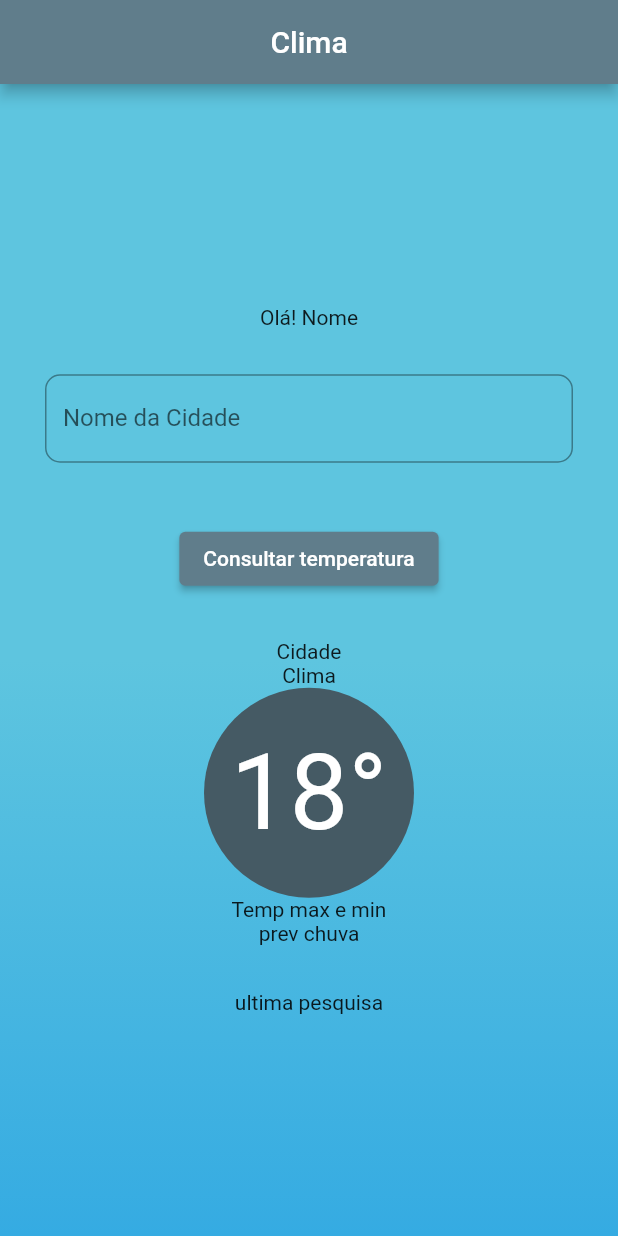
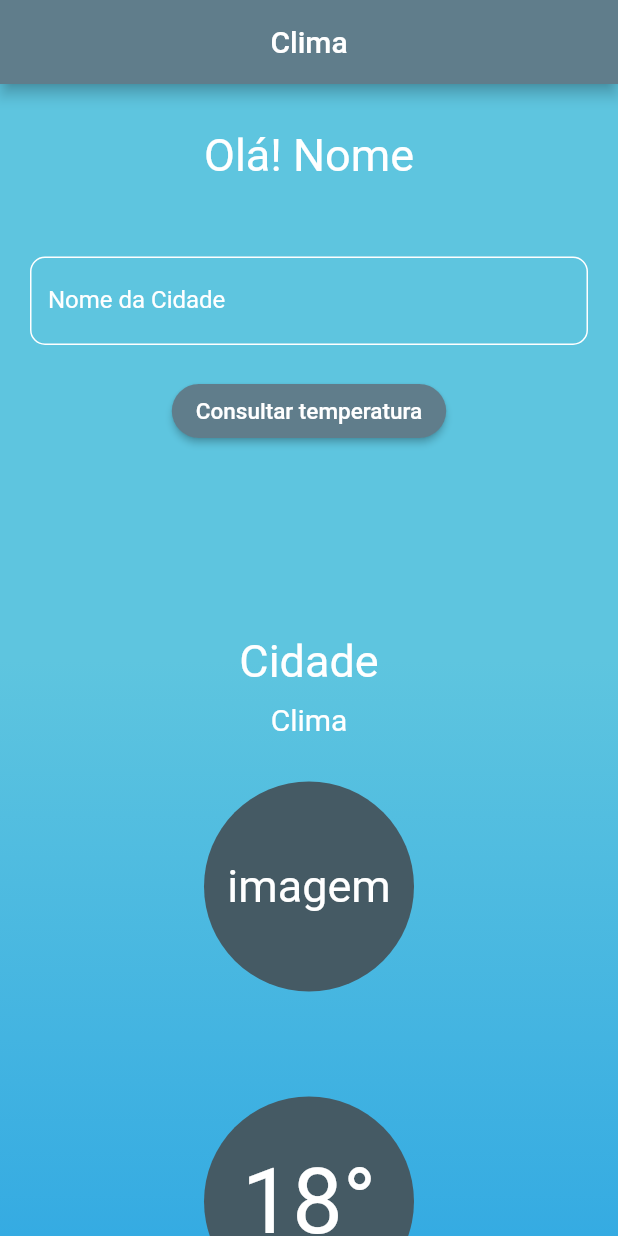
Before and after one commit to NikcWill/devMobile, a Flutter app: the SegundaPage screen opened directly, on a phone screen of 412 x 824 dp. Run offline on Flutter 3.47's test engine with Material 2 defaults, Android fonts, the light colour scheme and no system bars.

Commit message:
designer 70% e falta montar a api

```diff
--- a/ProjetoFluter11/flutter_application_1/lib/secundPage.dart
+++ b/ProjetoFluter11/flutter_application_1/lib/secundPage.dart
@@ -25,75 +25,115 @@ class _SegundaPageState extends State<SegundaPage> {
           Color.fromARGB(255, 94, 197, 223),
         ])),
         child: Column(
-          mainAxisAlignment: MainAxisAlignment.center,
+          mainAxisAlignment: MainAxisAlignment.start,
           children: [
             Container(
-              child: Text('Olá! Nome'),
+              padding: EdgeInsets.all(30),
+              child: Text('Olá! Nome',
+               style: TextStyle(color: Colors.white, fontSize: 30),
+              ),
             ),
             Container(
-              padding: EdgeInsets.all(30),
+                  padding: EdgeInsets.all(20),
                   child: TextField(
+                    style: TextStyle(color: Colors.white),
                     controller: _cidade2,
                     decoration: InputDecoration(
-                    label: Text('Nome da Cidade'),
-                    border: OutlineInputBorder(
-                        borderRadius: BorderRadius.circular(10))),
+                        enabledBorder: OutlineInputBorder(
+                          borderSide: BorderSide(color: Colors.white),
+                          borderRadius: BorderRadius.circular(10),
+                        ),
+                        focusedBorder: OutlineInputBorder(
+                          borderSide: BorderSide(color: Colors.white),
+                          borderRadius: BorderRadius.circular(10),
+                        ),
+                        label: Text('Nome da Cidade', style:
+                          TextStyle(color: Colors.white),),
                     ),
                   ),
-            SizedBox(height: 10),
+                ),
+
                 ElevatedButton(
-                onPressed: () {}, child: Text('Consultar temperatura')),
-            Row(
-              mainAxisAlignment: MainAxisAlignment.center,
-              children: [
+                    style: ElevatedButton.styleFrom(
+                      shape: RoundedRectangleBorder(
+                        borderRadius: BorderRadius.circular(30)
+                      )
+                    ),
+                    onPressed: () {
+                    },
+                    child: Text('Consultar temperatura', style:
+                          TextStyle(color: Colors.white, fontSize: 15),
+
+
+                    ),
+                ),
+
+                Container(
+                  height: 80,
+                ),
+
                 Container(
                   padding: EdgeInsets.all(30),
                   child: Column(
                     children: [
-                      Row(
-                        children: [
-                          Text('Cidade'),
-                        ],
+                      Container(
+                        padding: EdgeInsets.all(15),
+                        height: 60,
+                        child:
+                          Text('Cidade', style: TextStyle(fontSize: 30, color: Colors.white),),
                       ),
-                      Row(
-                        children: [
-                          Text('Clima'),
-                        ],
+
+                      Container(
+                        child:
+                        Text('Clima', style: TextStyle(fontSize: 20, color: Colors.white),),
                       ),
-                      Row(
-                        children: [
+                      Container(
+                        padding: EdgeInsets.all(30),
+                        child:
+                          CircleAvatar(
+                            child: Text(
+                              'imagem',
+                              style: TextStyle(fontSize: 30),
+                            ),
+                            radius: 70,
+                          )
+                      ),
+                      Container(
+                        padding: EdgeInsets.all(40),
+                        child:
                           CircleAvatar(
                             child: Text(
                               '18°',
-                              style: TextStyle(fontSize: 70),
+                              style: TextStyle(fontSize: 60),
                             ),
                             radius: 70,
                           )
-                        ],
                       ),
-                      Row(
-                        children: [
-                          Text('Temp max e min'),
-                        ],
+                      Container(
+                        padding: EdgeInsets.all(15),
+                        child: Text('Temp max e min', style: TextStyle(
+                          fontSize: 20, color: Colors.white),
                         ),
-                      Row(
-                        children: [
-                          Text('prev chuva'),
-                        ],
                       ),
+                      Container(
+                        padding: EdgeInsets.all(15),
+                        child:
+                        Text('prev chuva', style: TextStyle(
+                          fontSize: 20, color: Colors.white),),
+                      ),
+
                     ],
                   ),
                 ),
-              ],
-            ),
-            Row(
-              mainAxisAlignment: MainAxisAlignment.center,
-              children: [
+
+
                 Container(
-                  child: Text('ultima pesquisa'),
-                )
-              ],
-            ),
+                  child: Text('ultima pesquisa', style: TextStyle(
+                    fontSize: 20, color: Colors.white),
+                  ),),
+
+
+
           ],
         ),
       ),
```
Also changed, not shown: ProjetoFluter11/flutter_application_1/lib/homePage.dart (+50 -19 lines), ProjetoFluter11/flutter_application_1/pubspec.yaml (+5 -2 lines), ProjetoFluter11/flutter_application_1/assets/imagens/chuva.png (added), ProjetoFluter11/flutter_application_1/assets/imagens/imageHome.png (added), ProjetoFluter11/flutter_application_1/assets/imagens/neve.png (added), ProjetoFluter11/flutter_application_1/assets/imagens/nublado.png (added), ProjetoFluter11/flutter_application_1/assets/imagens/sol.png (added), ProjetoFluter11/flutter_application_1/assets/imagens/tempestade.png (added), ProjetoFluter11/flutter_application_1/pubspec.lock, 2 other files. Lines whose indentation alone changed are shown as unchanged.
